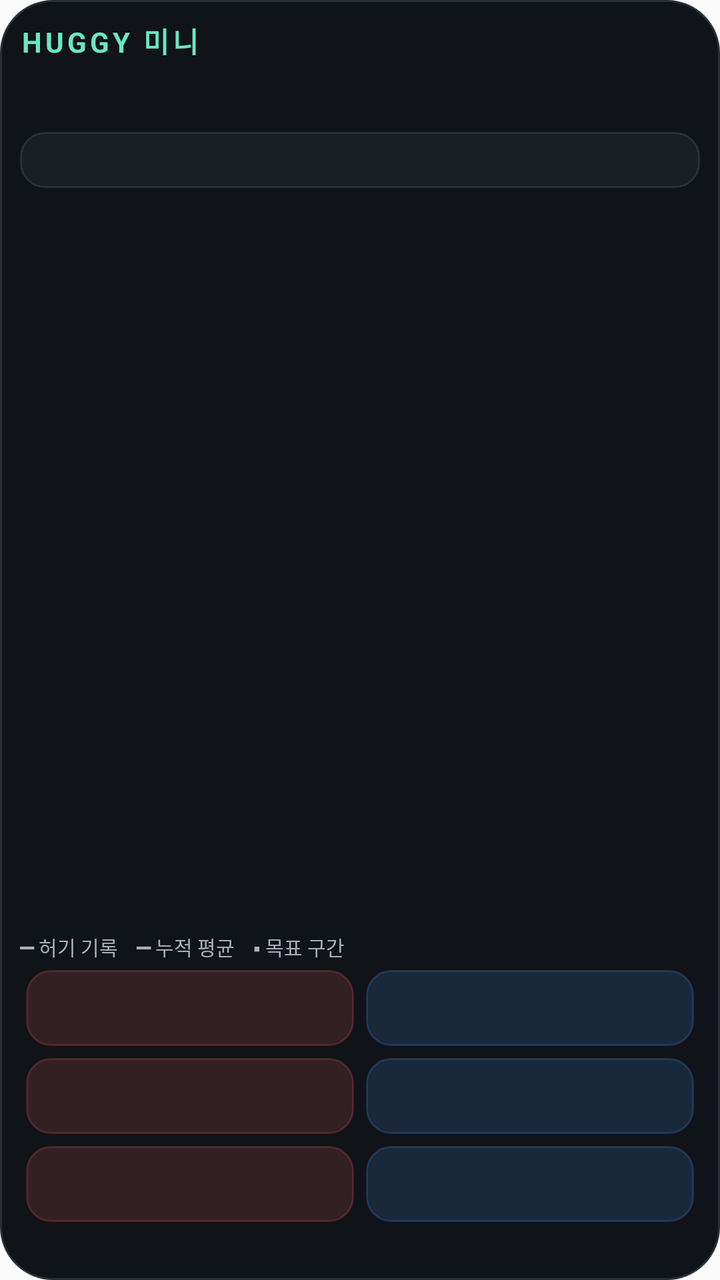
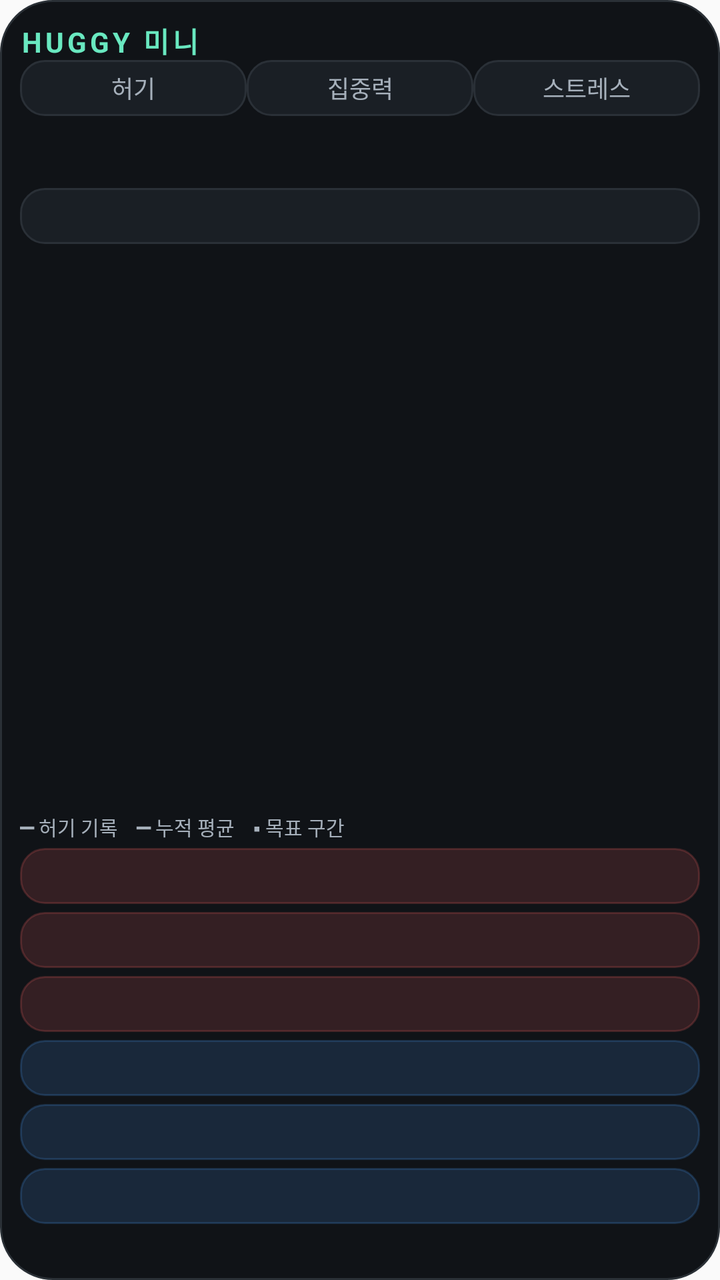

The first picture is an Android layout as it rendered before a commit; the second is the same layout after the commit. The layout source and the unified diff follow.
<!-- AndroidManifest.xml: application theme android:Theme.Material.Light.NoActionBar -->
<!-- res/layout/widget_compact.xml -->
<FrameLayout xmlns:android="http://schemas.android.com/apk/res/android" android:layout_width="match_parent" android:layout_height="match_parent" android:background="@drawable/widget_background">
<LinearLayout android:layout_width="match_parent" android:layout_height="match_parent" android:padding="10dp" android:orientation="vertical">
<LinearLayout android:layout_width="match_parent" android:layout_height="20dp" android:orientation="horizontal">
<TextView android:id="@+id/brand" android:layout_width="0dp" android:layout_weight="1" android:layout_height="20dp" android:text="HUGGY 미니" android:textStyle="bold" android:letterSpacing="0.12" android:textSize="14sp" android:textColor="#69E8C0"/>
<TextView android:id="@+id/update" android:layout_width="wrap_content" android:layout_height="match_parent" android:gravity="center" android:paddingLeft="8dp" android:paddingRight="8dp" android:text="↑ 업데이트" android:textSize="11sp" android:textColor="#101317" android:backgroundTint="#69E8C0" android:background="@drawable/widget_button" android:visibility="gone"/>
</LinearLayout>
<LinearLayout android:layout_width="match_parent" android:layout_height="36dp">
<TextView android:id="@+id/current" android:layout_width="0dp" android:layout_weight="1.1" android:layout_height="match_parent" android:textColor="#F0F3F5" android:textSize="12sp" android:gravity="center_vertical"/>
<TextView android:id="@+id/mean" android:layout_width="0dp" android:layout_weight="0.8" android:layout_height="match_parent" android:textColor="#B59AFF" android:textSize="11sp" android:gravity="center"/>
<TextView android:id="@+id/score" android:layout_width="0dp" android:layout_weight="1" android:layout_height="match_parent" android:textColor="#F0F3F5" android:textSize="11sp" android:gravity="center_vertical|right"/>
</LinearLayout>
<TextView android:id="@+id/weight" android:layout_width="match_parent" android:layout_height="28dp" android:background="@drawable/widget_button" android:gravity="center_vertical" android:paddingLeft="10dp" android:textSize="11sp" android:textColor="#E2E7EC"/>
<LinearLayout android:layout_width="match_parent" android:layout_height="0dp" android:layout_weight="1" android:orientation="horizontal">
<ImageView android:id="@+id/plot" android:layout_width="0dp" android:layout_weight="1.65" android:layout_height="match_parent" android:scaleType="fitXY" android:contentDescription="오늘의 허기 기록과 시간 누적 평균 그래프"/>
<LinearLayout android:id="@+id/friendPanel" android:visibility="gone" android:layout_width="0dp" android:layout_weight="1" android:layout_height="match_parent" android:orientation="vertical" android:background="@drawable/widget_button" android:padding="8dp">
<TextView android:layout_width="match_parent" android:layout_height="wrap_content" android:text="친구 소식" android:textSize="10sp" android:textColor="#B59AFF"/>
<TextView android:id="@+id/friendMessage0" android:layout_width="match_parent" android:layout_height="0dp" android:layout_weight="1" android:layout_marginTop="3dp" android:padding="4dp" android:background="@drawable/friend_message" android:gravity="center_vertical" android:textSize="10sp" android:textColor="#E2E7EC" android:maxLines="3"/>
<TextView android:id="@+id/friendMessage1" android:layout_width="match_parent" android:layout_height="0dp" android:layout_weight="1" android:layout_marginTop="3dp" android:padding="4dp" android:background="@drawable/friend_message" android:gravity="center_vertical" android:textSize="10sp" android:textColor="#E2E7EC" android:maxLines="3"/>
<TextView android:id="@+id/friendMessage2" android:layout_width="match_parent" android:layout_height="0dp" android:layout_weight="1" android:layout_marginTop="3dp" android:padding="4dp" android:background="@drawable/friend_message" android:gravity="center_vertical" android:textSize="10sp" android:textColor="#E2E7EC" android:maxLines="3"/>

<TextView android:layout_width="match_parent" android:layout_height="wrap_content" android:text="함께 보기 ›" android:textSize="10sp" android:textColor="#A6B0BB"/>
</LinearLayout>
</LinearLayout>
<TextView android:layout_width="match_parent" android:layout_height="16dp" android:text="━ 허기 기록    ━ 누적 평균    ▪ 목표 구간" android:textSize="10sp" android:textColor="#A6B0BB" android:id="@+id/legend"/>
<TextView android:layout_width="match_parent" android:layout_height="0dp" android:visibility="gone" android:text="지금 몸의 신호는 어떤가요?" android:textSize="11sp" android:textColor="#A6B0BB"/>
<LinearLayout android:layout_width="match_parent" android:layout_height="44dp" android:orientation="horizontal"><TextView android:id="@+id/b0" android:layout_width="0dp" android:layout_weight="1" android:layout_height="match_parent" android:layout_margin="3dp" android:padding="8dp" android:gravity="center_vertical" android:textSize="11sp" android:textColor="#E2E7EC" android:background="@drawable/button_full" android:maxLines="2"/><TextView android:id="@+id/b3" android:layout_width="0dp" android:layout_weight="1" android:layout_height="match_parent" android:layout_margin="3dp" android:padding="8dp" android:gravity="center_vertical" android:textSize="11sp" android:textColor="#E2E7EC" android:background="@drawable/button_hungry" android:maxLines="2"/></LinearLayout><LinearLayout android:layout_width="match_parent" android:layout_height="44dp" android:orientation="horizontal"><TextView android:id="@+id/b1" android:layout_width="0dp" android:layout_weight="1" android:layout_height="match_parent" android:layout_margin="3dp" android:padding="8dp" android:gravity="center_vertical" android:textSize="11sp" android:textColor="#E2E7EC" android:background="@drawable/button_full" android:maxLines="2"/><TextView android:id="@+id/b4" android:layout_width="0dp" android:layout_weight="1" android:layout_height="match_parent" android:layout_margin="3dp" android:padding="8dp" android:gravity="center_vertical" android:textSize="11sp" android:textColor="#E2E7EC" android:background="@drawable/button_hungry" android:maxLines="2"/></LinearLayout><LinearLayout android:layout_width="match_parent" android:layout_height="44dp" android:orientation="horizontal"><TextView android:id="@+id/b2" android:layout_width="0dp" android:layout_weight="1" android:layout_height="match_parent" android:layout_margin="3dp" android:padding="8dp" android:gravity="center_vertical" android:textSize="11sp" android:textColor="#E2E7EC" android:background="@drawable/button_full" android:maxLines="2"/><TextView android:id="@+id/b5" android:layout_width="0dp" android:layout_weight="1" android:layout_height="match_parent" android:layout_margin="3dp" android:padding="8dp" android:gravity="center_vertical" android:textSize="11sp" android:textColor="#E2E7EC" android:background="@drawable/button_hungry" android:maxLines="2"/></LinearLayout>
<TextView android:id="@+id/status" android:layout_width="match_parent" android:layout_height="16dp" android:textColor="#8E9BA5" android:textSize="10sp" android:gravity="center_vertical"/>
</LinearLayout>
<ImageView android:id="@+id/effect" android:layout_width="match_parent" android:layout_height="match_parent" android:scaleType="fitXY" android:importantForAccessibility="no"/>
</FrameLayout>
<!-- resources referenced by this layout -->
<resources>
  <!-- drawable button_full (drawable) -->
  <ripple xmlns:android="http://schemas.android.com/apk/res/android" android:color="#33FF6363">
   <item><shape><solid android:color="#26FF6363"/><corners android:radius="12dp"/><stroke android:width="1dp" android:color="#33FF6363"/></shape></item>
  </ripple>
  <!-- drawable button_hungry (drawable) -->
  <ripple xmlns:android="http://schemas.android.com/apk/res/android" android:color="#334C9EFF">
   <item><shape><solid android:color="#264C9EFF"/><corners android:radius="12dp"/><stroke android:width="1dp" android:color="#334C9EFF"/></shape></item>
  </ripple>
  <!-- drawable friend_message (drawable) -->
  <shape xmlns:android="http://schemas.android.com/apk/res/android"><solid android:color="#292936"/><corners android:radius="7dp"/></shape>
  <!-- drawable widget_background (drawable) -->
  <shape xmlns:android="http://schemas.android.com/apk/res/android"><solid android:color="#101317"/><corners android:radius="26dp"/><stroke android:width="1dp" android:color="#2A3036"/></shape>
  <!-- drawable widget_button (drawable) -->
  <ripple xmlns:android="http://schemas.android.com/apk/res/android" android:color="#5569E8C0"><item><shape><solid android:color="#1A1F25"/><corners android:radius="12dp"/><stroke android:width="1dp" android:color="#2A3037"/></shape></item></ripple>
</resources>

<!-- the commit's change to res/layout/widget_compact.xml (unified diff, before → after) -->
@@ -4,6 +4,7 @@
 <TextView android:id="@+id/brand" android:layout_width="0dp" android:layout_weight="1" android:layout_height="20dp" android:text="HUGGY 미니" android:textStyle="bold" android:letterSpacing="0.12" android:textSize="14sp" android:textColor="#69E8C0"/>
 <TextView android:id="@+id/update" android:layout_width="wrap_content" android:layout_height="match_parent" android:gravity="center" android:paddingLeft="8dp" android:paddingRight="8dp" android:text="↑ 업데이트" android:textSize="11sp" android:textColor="#101317" android:backgroundTint="#69E8C0" android:background="@drawable/widget_button" android:visibility="gone"/>
 </LinearLayout>
+<LinearLayout android:layout_width="match_parent" android:layout_height="28dp" android:orientation="horizontal"><TextView android:id="@+id/metric0" android:layout_width="0dp" android:layout_weight="1" android:layout_height="match_parent" android:gravity="center" android:text="허기" android:textSize="12sp" android:textColor="#A6B0BB" android:background="@drawable/widget_button"/><TextView android:id="@+id/metric1" android:layout_width="0dp" android:layout_weight="1" android:layout_height="match_parent" android:gravity="center" android:text="집중력" android:textSize="12sp" android:textColor="#A6B0BB" android:background="@drawable/widget_button"/><TextView android:id="@+id/metric2" android:layout_width="0dp" android:layout_weight="1" android:layout_height="match_parent" android:gravity="center" android:text="스트레스" android:textSize="12sp" android:textColor="#A6B0BB" android:background="@drawable/widget_button"/></LinearLayout>
 <LinearLayout android:layout_width="match_parent" android:layout_height="36dp">
 <TextView android:id="@+id/current" android:layout_width="0dp" android:layout_weight="1.1" android:layout_height="match_parent" android:textColor="#F0F3F5" android:textSize="12sp" android:gravity="center_vertical"/>
 <TextView android:id="@+id/mean" android:layout_width="0dp" android:layout_weight="0.8" android:layout_height="match_parent" android:textColor="#B59AFF" android:textSize="11sp" android:gravity="center"/>
@@ -13,7 +14,7 @@
 <LinearLayout android:layout_width="match_parent" android:layout_height="0dp" android:layout_weight="1" android:orientation="horizontal">
 <ImageView android:id="@+id/plot" android:layout_width="0dp" android:layout_weight="1.65" android:layout_height="match_parent" android:scaleType="fitXY" android:contentDescription="오늘의 허기 기록과 시간 누적 평균 그래프"/>
 <LinearLayout android:id="@+id/friendPanel" android:visibility="gone" android:layout_width="0dp" android:layout_weight="1" android:layout_height="match_parent" android:orientation="vertical" android:background="@drawable/widget_button" android:padding="8dp">
-<TextView android:layout_width="match_parent" android:layout_height="wrap_content" android:text="친구 소식" android:textSize="10sp" android:textColor="#B59AFF"/>
+<TextView android:layout_width="match_parent" android:layout_height="wrap_content" android:text="친구 소식 · 허기" android:textSize="10sp" android:textColor="#B59AFF"/>
 <TextView android:id="@+id/friendMessage0" android:layout_width="match_parent" android:layout_height="0dp" android:layout_weight="1" android:layout_marginTop="3dp" android:padding="4dp" android:background="@drawable/friend_message" android:gravity="center_vertical" android:textSize="10sp" android:textColor="#E2E7EC" android:maxLines="3"/>
 <TextView android:id="@+id/friendMessage1" android:layout_width="match_parent" android:layout_height="0dp" android:layout_weight="1" android:layout_marginTop="3dp" android:padding="4dp" android:background="@drawable/friend_message" android:gravity="center_vertical" android:textSize="10sp" android:textColor="#E2E7EC" android:maxLines="3"/>
 <TextView android:id="@+id/friendMessage2" android:layout_width="match_parent" android:layout_height="0dp" android:layout_weight="1" android:layout_marginTop="3dp" android:padding="4dp" android:background="@drawable/friend_message" android:gravity="center_vertical" android:textSize="10sp" android:textColor="#E2E7EC" android:maxLines="3"/>
@@ -23,7 +24,12 @@
 </LinearLayout>
 <TextView android:layout_width="match_parent" android:layout_height="16dp" android:text="━ 허기 기록    ━ 누적 평균    ▪ 목표 구간" android:textSize="10sp" android:textColor="#A6B0BB" android:id="@+id/legend"/>
 <TextView android:layout_width="match_parent" android:layout_height="0dp" android:visibility="gone" android:text="지금 몸의 신호는 어떤가요?" android:textSize="11sp" android:textColor="#A6B0BB"/>
-<LinearLayout android:layout_width="match_parent" android:layout_height="44dp" android:orientation="horizontal"><TextView android:id="@+id/b0" android:layout_width="0dp" android:layout_weight="1" android:layout_height="match_parent" android:layout_margin="3dp" android:padding="8dp" android:gravity="center_vertical" android:textSize="11sp" android:textColor="#E2E7EC" android:background="@drawable/button_full" android:maxLines="2"/><TextView android:id="@+id/b3" android:layout_width="0dp" android:layout_weight="1" android:layout_height="match_parent" android:layout_margin="3dp" android:padding="8dp" android:gravity="center_vertical" android:textSize="11sp" android:textColor="#E2E7EC" android:background="@drawable/button_hungry" android:maxLines="2"/></LinearLayout><LinearLayout android:layout_width="match_parent" android:layout_height="44dp" android:orientation="horizontal"><TextView android:id="@+id/b1" android:layout_width="0dp" android:layout_weight="1" android:layout_height="match_parent" android:layout_margin="3dp" android:padding="8dp" android:gravity="center_vertical" android:textSize="11sp" android:textColor="#E2E7EC" android:background="@drawable/button_full" android:maxLines="2"/><TextView android:id="@+id/b4" android:layout_width="0dp" android:layout_weight="1" android:layout_height="match_parent" android:layout_margin="3dp" android:padding="8dp" android:gravity="center_vertical" android:textSize="11sp" android:textColor="#E2E7EC" android:background="@drawable/button_hungry" android:maxLines="2"/></LinearLayout><LinearLayout android:layout_width="match_parent" android:layout_height="44dp" android:orientation="horizontal"><TextView android:id="@+id/b2" android:layout_width="0dp" android:layout_weight="1" android:layout_height="match_parent" android:layout_margin="3dp" android:padding="8dp" android:gravity="center_vertical" android:textSize="11sp" android:textColor="#E2E7EC" android:background="@drawable/button_full" android:maxLines="2"/><TextView android:id="@+id/b5" android:layout_width="0dp" android:layout_weight="1" android:layout_height="match_parent" android:layout_margin="3dp" android:padding="8dp" android:gravity="center_vertical" android:textSize="11sp" android:textColor="#E2E7EC" android:background="@drawable/button_hungry" android:maxLines="2"/></LinearLayout>
+<TextView android:id="@+id/b0" android:layout_width="match_parent" android:layout_height="28dp" android:layout_marginTop="2dp" android:layout_marginBottom="2dp" android:paddingLeft="10dp" android:paddingRight="10dp" android:gravity="center_vertical" android:textSize="12sp" android:textColor="#E2E7EC" android:background="@drawable/button_full" android:maxLines="1"/>
+<TextView android:id="@+id/b1" android:layout_width="match_parent" android:layout_height="28dp" android:layout_marginTop="2dp" android:layout_marginBottom="2dp" android:paddingLeft="10dp" android:paddingRight="10dp" android:gravity="center_vertical" android:textSize="12sp" android:textColor="#E2E7EC" android:background="@drawable/button_full" android:maxLines="1"/>
+<TextView android:id="@+id/b2" android:layout_width="match_parent" android:layout_height="28dp" android:layout_marginTop="2dp" android:layout_marginBottom="2dp" android:paddingLeft="10dp" android:paddingRight="10dp" android:gravity="center_vertical" android:textSize="12sp" android:textColor="#E2E7EC" android:background="@drawable/button_full" android:maxLines="1"/>
+<TextView android:id="@+id/b3" android:layout_width="match_parent" android:layout_height="28dp" android:layout_marginTop="2dp" android:layout_marginBottom="2dp" android:paddingLeft="10dp" android:paddingRight="10dp" android:gravity="center_vertical" android:textSize="12sp" android:textColor="#E2E7EC" android:background="@drawable/button_hungry" android:maxLines="1"/>
+<TextView android:id="@+id/b4" android:layout_width="match_parent" android:layout_height="28dp" android:layout_marginTop="2dp" android:layout_marginBottom="2dp" android:paddingLeft="10dp" android:paddingRight="10dp" android:gravity="center_vertical" android:textSize="12sp" android:textColor="#E2E7EC" android:background="@drawable/button_hungry" android:maxLines="1"/>
+<TextView android:id="@+id/b5" android:layout_width="match_parent" android:layout_height="28dp" android:layout_marginTop="2dp" android:layout_marginBottom="2dp" android:paddingLeft="10dp" android:paddingRight="10dp" android:gravity="center_vertical" android:textSize="12sp" android:textColor="#E2E7EC" android:background="@drawable/button_hungry" android:maxLines="1"/>
 <TextView android:id="@+id/status" android:layout_width="match_parent" android:layout_height="16dp" android:textColor="#8E9BA5" android:textSize="10sp" android:gravity="center_vertical"/>
 </LinearLayout>
 <ImageView android:id="@+id/effect" android:layout_width="match_parent" android:layout_height="match_parent" android:scaleType="fitXY" android:importantForAccessibility="no"/>
